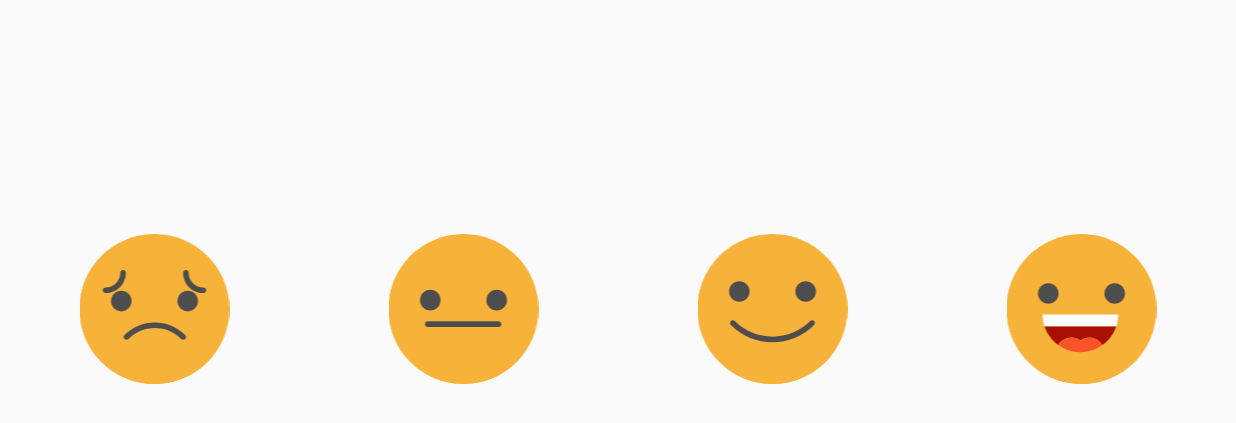
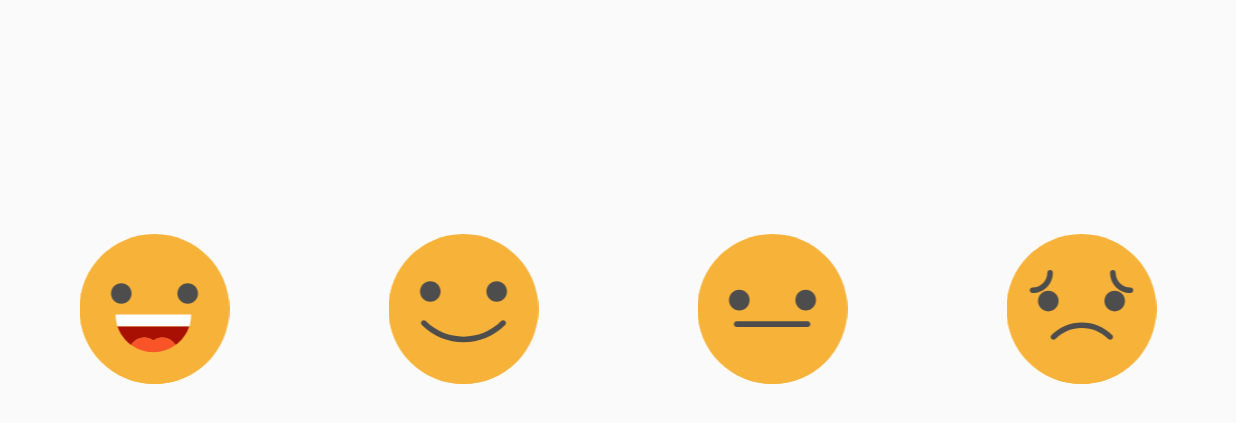
Before and after one commit to Adilbek12/RazyBol, an Android app: the fragment RatingFragment placed in its activity, on a phone screen of 824 x 412 dp (held sideways). Shown: the top 423 px of the screen. Run offline under Robolectric (Android 15) with nearby library versions, the phone set to English and light mode, and no system bars; our stand-ins replace Volley.

Commit message:
автосинхронизация

```diff
--- a/app/src/main/res/layout/fragment_rating.xml
+++ b/app/src/main/res/layout/fragment_rating.xml
@@ -13,7 +13,7 @@
         android:clickable="true"
         android:focusable="true"
         android:onClick="onClickRating"
-        android:src="@drawable/ic_rating_1"
+        android:src="@drawable/ic_rating_4"
         app:layout_constraintBottom_toBottomOf="parent"
         app:layout_constraintLeft_toLeftOf="parent"
         app:layout_constraintRight_toLeftOf="@+id/rating_2"
@@ -28,7 +28,7 @@
         android:clickable="true"
         android:focusable="true"
         android:onClick="onClickRating"
-        android:src="@drawable/ic_rating_2"
+        android:src="@drawable/ic_rating_3"
         app:layout_constraintBottom_toBottomOf="parent"
         app:layout_constraintLeft_toRightOf="@id/rating_1"
         app:layout_constraintRight_toLeftOf="@id/rating_3"
@@ -43,7 +43,7 @@
         android:clickable="true"
         android:focusable="true"
         android:onClick="onClickRating"
-        android:src="@drawable/ic_rating_3"
+        android:src="@drawable/ic_rating_2"
         app:layout_constraintBottom_toBottomOf="parent"
         app:layout_constraintLeft_toRightOf="@id/rating_2"
         app:layout_constraintRight_toLeftOf="@id/rating_4"
@@ -58,7 +58,7 @@
         android:clickable="true"
         android:focusable="true"
         android:onClick="onClickRating"
-        android:src="@drawable/ic_rating_4"
+        android:src="@drawable/ic_rating_1"
         app:layout_constraintBottom_toBottomOf="parent"
         app:layout_constraintLeft_toRightOf="@id/rating_3"
         app:layout_constraintRight_toRightOf="parent"
--- a/app/src/main/res/menu/rating_menu.xml
+++ b/app/src/main/res/menu/rating_menu.xml
@@ -1,10 +1,6 @@
 <?xml version="1.0" encoding="utf-8"?>
 <menu xmlns:android="http://schemas.android.com/apk/res/android">
-  <group
-    >
-    <item
-      android:id="@+id/menu_sync"
-      android:title="Синхронизация" />
+  <group>
     <item
       android:id="@+id/menu_sign_out"
       android:title="Выход" />
```
Also changed, not shown: app/src/main/java/com/gratanet/mailanovadilbek/razybol/MainActivity.java (+32 -23 lines).
